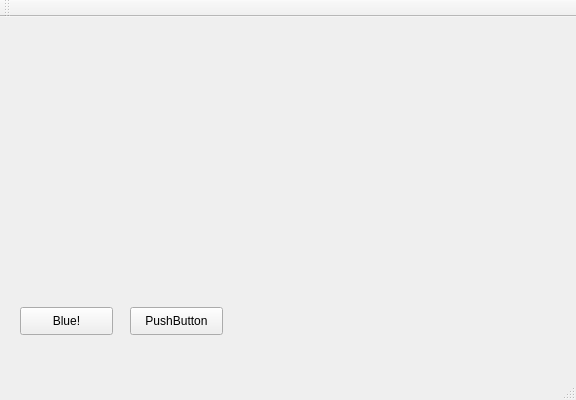
eunjiyun/-Field_Training, file Qt/QtWidgetsApplication1/QtWidgetsApplication1.ui: the form before one commit.
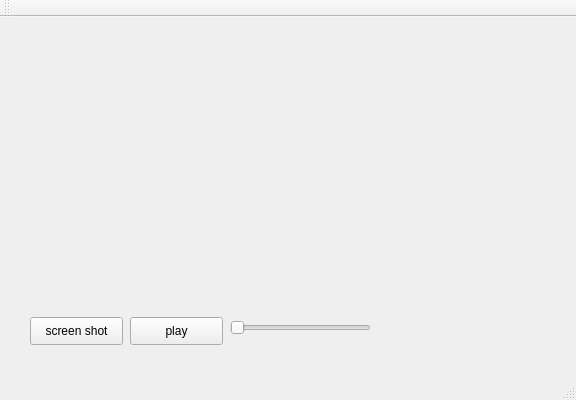
The form after the commit.

The edit to the form file:
```diff
--- a/Qt/QtWidgetsApplication1/QtWidgetsApplication1.ui
+++ b/Qt/QtWidgetsApplication1/QtWidgetsApplication1.ui
@@ -18,26 +18,39 @@
     <property name="geometry">
      <rect>
       <x>130</x>
-      <y>290</y>
+      <y>300</y>
       <width>93</width>
       <height>28</height>
      </rect>
     </property>
     <property name="text">
-     <string>PushButton</string>
+     <string>play</string>
     </property>
    </widget>
    <widget class="QPushButton" name="pushButton_2">
     <property name="geometry">
      <rect>
-      <x>20</x>
-      <y>290</y>
+      <x>30</x>
+      <y>300</y>
       <width>93</width>
       <height>28</height>
      </rect>
     </property>
     <property name="text">
-     <string>Blue!</string>
+     <string>screen shot</string>
+    </property>
+   </widget>
+   <widget class="QSlider" name="horizontalSlider">
+    <property name="geometry">
+     <rect>
+      <x>230</x>
+      <y>300</y>
+      <width>141</width>
+      <height>22</height>
+     </rect>
+    </property>
+    <property name="orientation">
+     <enum>Qt::Horizontal</enum>
     </property>
    </widget>
   </widget>
```
